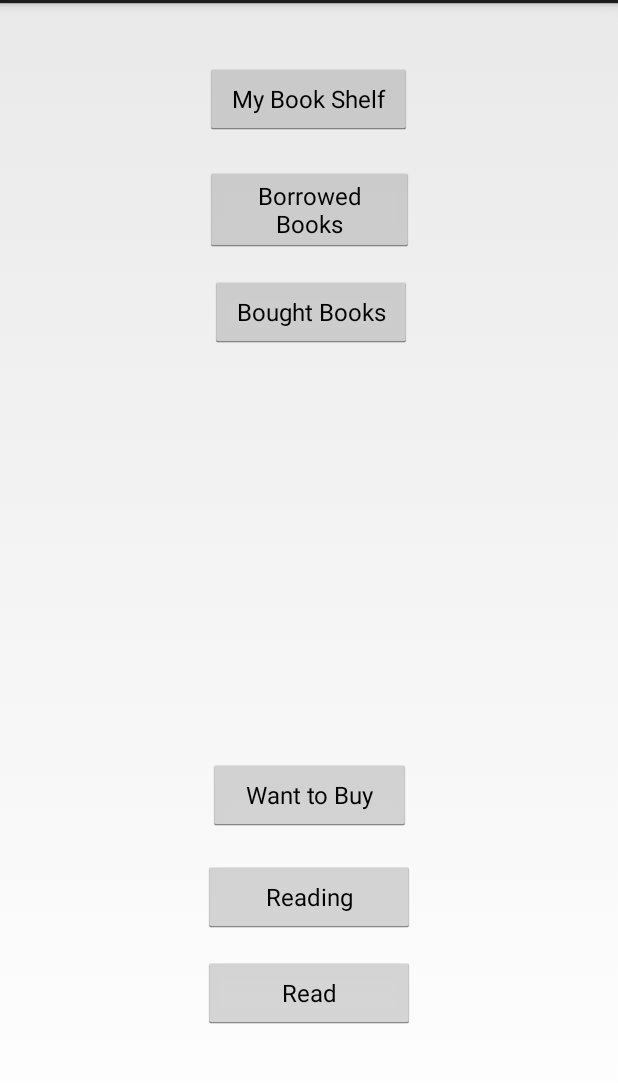
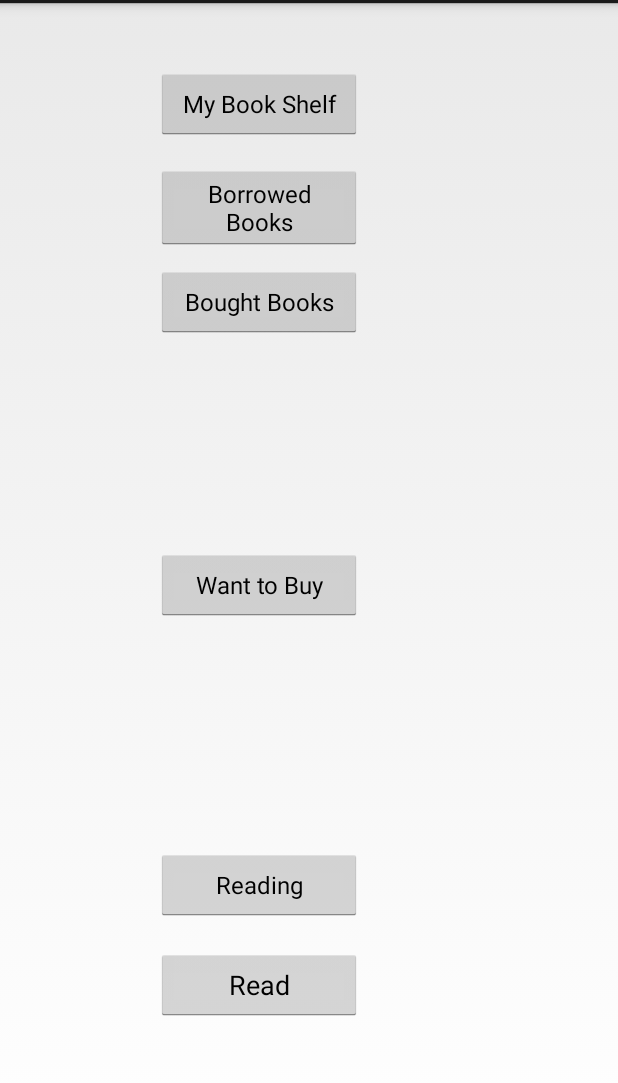
Before and after one commit to jabertuhin/PocketShelf, an Android app: the screen it shows after launch (MainActivity), on a phone screen of 412 x 824 dp, the part 69-1152 px from its top. Run offline under Robolectric (Android 15) with nearby library versions, the phone set to English and light mode, and no system bars.

Commit message:
Adjusting relative layout....

```diff
--- a/app/src/main/res/layout/activity_main.xml
+++ b/app/src/main/res/layout/activity_main.xml
@@ -1,87 +1,72 @@
 <?xml version="1.0" encoding="utf-8"?>
-<android.support.constraint.ConstraintLayout xmlns:android="http://schemas.android.com/apk/res/android"
-    xmlns:app="http://schemas.android.com/apk/res-auto"
+<RelativeLayout xmlns:android="http://schemas.android.com/apk/res/android"
     xmlns:tools="http://schemas.android.com/tools"
     android:layout_width="match_parent"
     android:layout_height="match_parent"
-    tools:context=".MainActivity"
-    tools:layout_editor_absoluteY="73dp">
+    android:orientation="vertical">
 
     <Button
         android:id="@+id/my_book_shelf"
-        android:layout_width="0dp"
+        android:layout_width="137dp"
         android:layout_height="wrap_content"
-        android:layout_marginTop="40dp"
+        android:layout_alignParentStart="true"
+        android:layout_alignParentTop="true"
+        android:layout_marginStart="104dp"
+        android:layout_marginTop="43dp"
         android:onClick="toMyShelf"
         android:text="@string/my_book_shelf"
-        android:textAppearance="@android:style/TextAppearance"
-        app:layout_constraintEnd_toEndOf="@+id/bought_books"
-        app:layout_constraintStart_toStartOf="@+id/borrowed_book"
-        app:layout_constraintTop_toTopOf="parent" />
+        android:textAppearance="@android:style/TextAppearance" />
 
     <Button
-        android:id="@+id/borrowed_book"
-        android:layout_width="139dp"
+        android:id="@+id/borrowed_books"
+        android:layout_width="137dp"
         android:layout_height="wrap_content"
-        android:layout_marginTop="21dp"
+        android:layout_alignParentTop="true"
+        android:layout_alignStart="@+id/my_book_shelf"
+        android:layout_marginTop="108dp"
+        android:onClick="toBorrowed"
         android:text="@string/borrowed_books"
-        android:textAppearance="@android:style/TextAppearance"
-        android:onClick="toBorrowed"
-        app:layout_constraintEnd_toEndOf="parent"
-        app:layout_constraintStart_toStartOf="parent"
-        app:layout_constraintTop_toBottomOf="@+id/my_book_shelf" />
+        android:textAppearance="@android:style/TextAppearance" />
 
     <Button
         android:id="@+id/bought_books"
-        android:layout_width="0dp"
+        android:layout_width="137dp"
         android:layout_height="wrap_content"
-        android:layout_marginEnd="1dp"
-        android:layout_marginLeft="1dp"
-        android:layout_marginRight="1dp"
-        android:layout_marginStart="1dp"
-        android:layout_marginTop="16dp"
+        android:layout_alignParentTop="true"
+        android:layout_alignStart="@+id/my_book_shelf"
+        android:layout_marginTop="175dp"
+        android:onClick="toBoughtBook"
         android:text="@string/bought_books"
-        android:textAppearance="@android:style/TextAppearance"
-        app:layout_constraintEnd_toEndOf="@+id/borrowed_book"
-        app:layout_constraintHorizontal_bias="0.0"
-        android:onClick="toBoughtBook"
-        app:layout_constraintStart_toStartOf="@+id/want_to_buy"
-        app:layout_constraintTop_toBottomOf="@+id/borrowed_book" />
+        android:textAppearance="@android:style/TextAppearance" />
 
     <Button
         android:id="@+id/want_to_buy"
-        android:layout_width="135dp"
+        android:layout_width="137dp"
         android:layout_height="wrap_content"
-        android:layout_marginBottom="20dp"
+        android:layout_alignStart="@+id/my_book_shelf"
+        android:layout_centerVertical="true"
+        android:onClick="toWantToBuy"
         android:text="@string/want_to_buy"
-        android:textAppearance="@android:style/TextAppearance"
-        app:layout_constraintBottom_toTopOf="@+id/reading"
-        app:layout_constraintEnd_toEndOf="parent"
-        android:onClick="toWantToBuy"
-        app:layout_constraintHorizontal_bias="0.502"
-        app:layout_constraintStart_toStartOf="parent" />
+        android:textAppearance="@android:style/TextAppearance" />
 
     <Button
         android:id="@+id/reading"
-        android:layout_width="141dp"
+        android:layout_width="137dp"
         android:layout_height="wrap_content"
-        android:layout_marginBottom="16dp"
+        android:layout_alignParentBottom="true"
+        android:layout_alignStart="@+id/my_book_shelf"
+        android:layout_marginBottom="164dp"
+        android:onClick="toReading"
         android:text="@string/reading"
-        android:textAppearance="@android:style/TextAppearance"
-        app:layout_constraintBottom_toTopOf="@+id/read"
-        android:onClick="toReading"
-        app:layout_constraintEnd_toEndOf="parent"
-        app:layout_constraintStart_toStartOf="parent" />
+        android:textAppearance="@android:style/TextAppearance" />
 
     <Button
         android:id="@+id/read"
-        android:layout_width="0dp"
+        android:layout_width="137dp"
         android:layout_height="wrap_content"
-        android:layout_marginBottom="92dp"
-        android:text="@string/read"
-        android:textAppearance="@android:style/TextAppearance"
-        app:layout_constraintBottom_toBottomOf="parent"
+        android:layout_alignParentBottom="true"
+        android:layout_alignStart="@+id/my_book_shelf"
+        android:layout_marginBottom="97dp"
         android:onClick="toRead"
-        app:layout_constraintEnd_toEndOf="@+id/reading"
-        app:layout_constraintStart_toStartOf="@+id/reading" />
-</android.support.constraint.ConstraintLayout>
+        android:text="@string/read" />
+</RelativeLayout>
```
